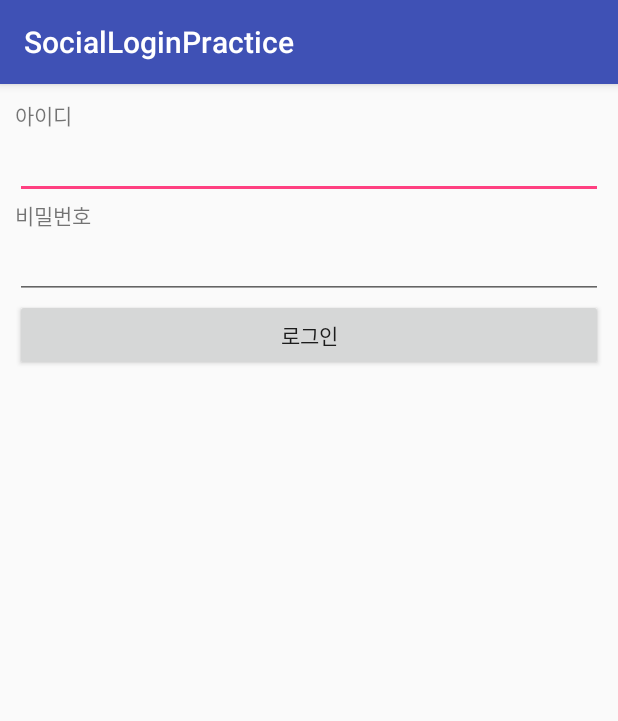
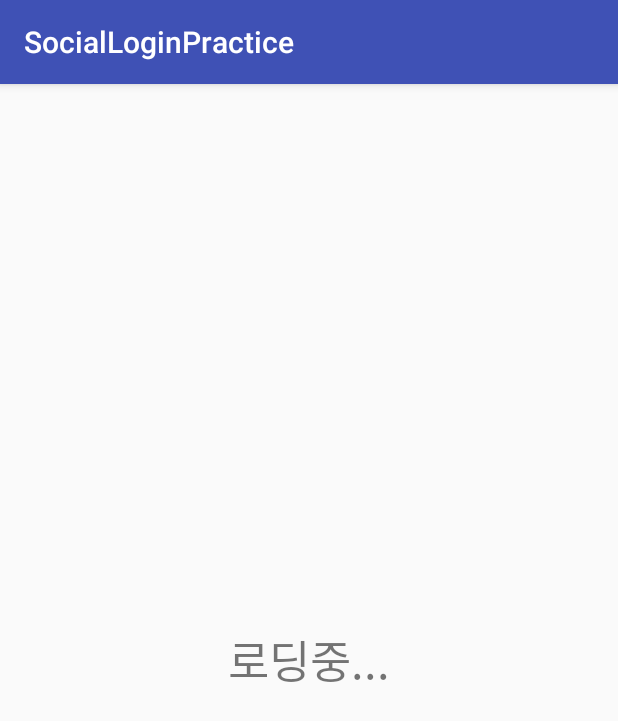
Before and after one commit to henylee/SocialLoginPractice, an Android app: the first screen one second after launch (LoginActivity before the commit, SplashActivity after it), on a phone screen of 412 x 824 dp. Shown: the top 721 px of the screen. Run offline under Robolectric (Android 15) with nearby library versions, the phone set to English and light mode, and no system bars.

Commit message:
로그인 / 로그아웃 기능 및 상황에 따른 화면 띄우기

```diff
--- a/app/src/main/java/kr/co/tjeit/socialloginpractice/MainActivity.java
+++ b/app/src/main/java/kr/co/tjeit/socialloginpractice/MainActivity.java
@@ -33,6 +33,10 @@ public class MainActivity extends BaseActivity {
         logoutBtn.setOnClickListener(new View.OnClickListener() {
             @Override
             public void onClick(View v) {
+
+//                로그아웃할때, 사용자 정보를 제거
+                ContextUtil.logout(mContext);
+
                 Intent intent = new Intent(mContext, LoginActivity.class);
                 startActivity(intent);
                 finish();
--- /dev/null
+++ b/app/src/main/java/kr/co/tjeit/socialloginpractice/SplashActivity.java
@@ -0,0 +1,50 @@
+package kr.co.tjeit.socialloginpractice;
+
+import android.content.Intent;
+import android.os.Handler;
+import android.support.v7.app.AppCompatActivity;
+import android.os.Bundle;
+
+import kr.co.tjeit.socialloginpractice.util.ContextUtil;
+
+public class SplashActivity extends BaseActivity {
+
+    @Override
+    protected void onCreate(Bundle savedInstanceState) {
+        super.onCreate(savedInstanceState);
+        setContentView(R.layout.activity_splash);
+
+        new Handler().postDelayed(new Runnable() {
+            @Override
+            public void run() {
+
+                Intent intent;
+                if (ContextUtil.getUserId(mContext).equals("")) {
+//                    로그인이 안되어있는 상태
+                    intent = new Intent(SplashActivity.this, LoginActivity.class);
+                }
+                else {
+//                    로그인이 되어있는 상태.
+                    intent = new Intent(SplashActivity.this, MainActivity.class);
+                }
+                startActivity(intent);
+            }
+        }, 2000);
+
+    }
+
+    @Override
+    public void setupEvents() {
+
+    }
+
+    @Override
+    public void setValues() {
+
+    }
+
+    @Override
+    public void bindViews() {
+
+    }
+}
--- /dev/null
+++ b/app/src/main/res/layout/activity_splash.xml
@@ -0,0 +1,17 @@
+<?xml version="1.0" encoding="utf-8"?>
+<LinearLayout xmlns:android="http://schemas.android.com/apk/res/android"
+    xmlns:app="http://schemas.android.com/apk/res-auto"
+    xmlns:tools="http://schemas.android.com/tools"
+    android:layout_width="match_parent"
+    android:layout_height="match_parent"
+    android:gravity="center"
+    tools:context="kr.co.tjeit.socialloginpractice.SplashActivity">
+
+
+    <TextView
+        android:layout_width="wrap_content"
+        android:layout_height="wrap_content"
+        android:textSize="30sp"
+        android:text="로딩중..."/>
+
+</LinearLayout>
```
Also changed, not shown: app/src/main/AndroidManifest.xml (+7 -4 lines), app/src/main/java/kr/co/tjeit/socialloginpractice/LoginActivity.java (+5 -9 lines), app/src/main/java/kr/co/tjeit/socialloginpractice/util/ContextUtil.java (+17 -0 lines).
